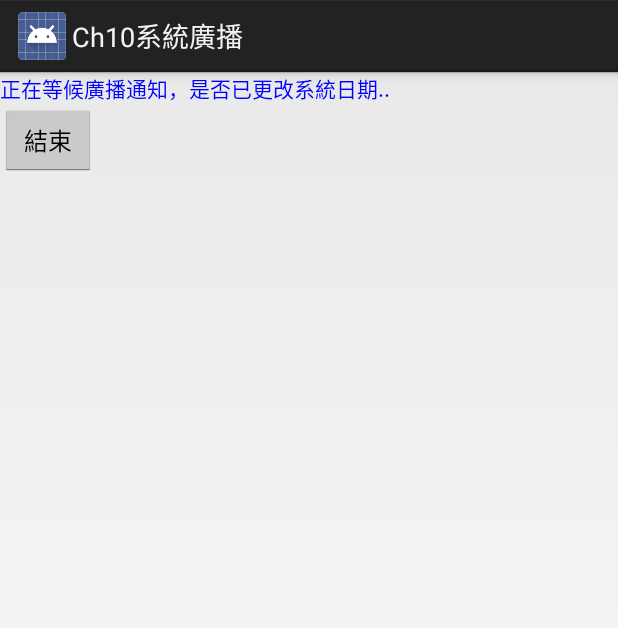
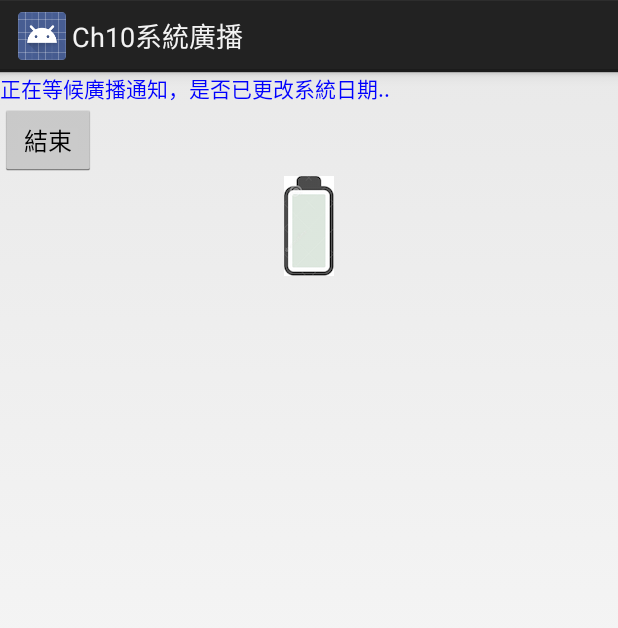
Before and after one commit to Mark-YH/AndroidCh10, an Android app: the screen it shows after launch (MainActivity), on a phone screen of 412 x 824 dp. Shown: the top 628 px of the screen. Run offline under Robolectric (Android 15) with nearby library versions, the phone set to English and light mode, and no system bars.

Commit message:
Add files via upload
topic2
以電池圖示顯示目前電量

```diff
--- a/Ch10SysBroadCast/app/src/main/AndroidManifest.xml
+++ b/Ch10SysBroadCast/app/src/main/AndroidManifest.xml
@@ -17,6 +17,7 @@
                 <action android:name="android.intent.action.MAIN" />
                 <category android:name="android.intent.category.LAUNCHER" />
             </intent-filter>
+
         </activity>
         <receiver android:name=".BCReceiver">
 			<intent-filter>
--- a/Ch10SysBroadCast/app/src/main/java/andbas/ch10sysbroadcast/BCReceiver.java
+++ b/Ch10SysBroadCast/app/src/main/java/andbas/ch10sysbroadcast/BCReceiver.java
@@ -4,6 +4,7 @@ import android.content.BroadcastReceiver;
 import android.content.Context;
 import android.content.Intent;
 import android.util.Log;
+import android.widget.TextView;
 import android.widget.Toast;
 
 public class BCReceiver extends BroadcastReceiver {
@@ -12,5 +13,6 @@ public class BCReceiver extends BroadcastReceiver {
 		Log.e("BCReceiver", "SUCCESS!!!");
 		Toast.makeText(context,"已收到廣播，通知已更改系統日期 !",
 					   Toast.LENGTH_LONG).show();
+
 	}
 }
--- a/Ch10SysBroadCast/app/src/main/java/andbas/ch10sysbroadcast/MainActivity.java
+++ b/Ch10SysBroadCast/app/src/main/java/andbas/ch10sysbroadcast/MainActivity.java
@@ -1,30 +1,49 @@
 package andbas.ch10sysbroadcast;
 
 import android.app.Activity;
+import android.content.BroadcastReceiver;
+import android.content.Context;
+import android.content.Intent;
+import android.content.IntentFilter;
+import android.os.BatteryManager;
 import android.os.Bundle;
+import android.util.Log;
 import android.view.View;
 import android.view.View.OnClickListener;
 import android.widget.Button;
+import android.widget.ImageView;
+import android.widget.TextView;
 
 public class MainActivity extends Activity {
 	private Button btEnd;
-
     /** Called when the activity is first created. */
     @Override
     public void onCreate(Bundle savedInstanceState) {
         super.onCreate(savedInstanceState);
         setContentView(R.layout.main);
         buildViews();  //user define
+        this.registerReceiver(batteryInfoRecv, new IntentFilter(Intent.ACTION_BATTERY_CHANGED));
     }
     private void buildViews() {
     	btEnd = (Button) this.findViewById(R.id.btIdEnd);
     	btEnd.setOnClickListener(btEndListener);
+
+
     }
 
     private OnClickListener btEndListener =
     		new OnClickListener() {
 		public void onClick(View v) {
-			System.exit(0);
-		}
+            unregisterReceiver(batteryInfoRecv);
+            System.exit(0);
+        }
+    };
+    private BroadcastReceiver batteryInfoRecv = new BroadcastReceiver() {
+        @Override
+        public void onReceive(Context context, Intent intent) {
+            int level = intent.getIntExtra("level",0);
+            ImageView ivBatteryIcon = (ImageView)findViewById(R.id.ivIdBatteryIcon);
+            ivBatteryIcon.getDrawable().setLevel(level);
+        }
     };
 }
--- /dev/null
+++ b/Ch10SysBroadCast/app/src/main/res/drawable/battery_list.xml
@@ -0,0 +1,28 @@
+<?xml version="1.0" encoding="utf-8"?>
+<level-list xmlns:android="http://schemas.android.com/apk/res/android">
+    <item
+        android:drawable="@drawable/battery10"
+        android:maxLevel="10">
+    </item>
+    <item
+        android:drawable="@drawable/battery20"
+        android:maxLevel="19">
+    </item>
+    <item
+        android:drawable="@drawable/battery30"
+        android:maxLevel="39">
+    </item>
+    <item
+        android:drawable="@drawable/battery50"
+        android:maxLevel="59">
+    </item>
+    <item
+        android:drawable="@drawable/battery75"
+        android:maxLevel="79">
+    </item>
+    <item
+        android:drawable="@drawable/battery100"
+        android:maxLevel="100">
+    </item>
+
+</level-list>
--- a/Ch10SysBroadCast/app/src/main/res/layout/main.xml
+++ b/Ch10SysBroadCast/app/src/main/res/layout/main.xml
@@ -15,4 +15,10 @@
 	    android:layout_width="wrap_content"
 	    android:layout_height="wrap_content"
 	    android:text="@string/btPtEnd" />
+
+	<ImageView
+		android:src="@drawable/battery_list"
+		android:layout_width="match_parent"
+		android:layout_height="wrap_content"
+		android:id="@+id/ivIdBatteryIcon" />
 </LinearLayout>
```
Also changed, not shown: Ch10SysBroadCast/app/src/main/res/drawable-hdpi/battery10.png (added), Ch10SysBroadCast/app/src/main/res/drawable-hdpi/battery100.png (added), Ch10SysBroadCast/app/src/main/res/drawable-hdpi/battery20.png (added), Ch10SysBroadCast/app/src/main/res/drawable-hdpi/battery30.png (added), Ch10SysBroadCast/app/src/main/res/drawable-hdpi/battery50.png (added), Ch10SysBroadCast/app/src/main/res/drawable-hdpi/battery75.png (added), 30 other files.
